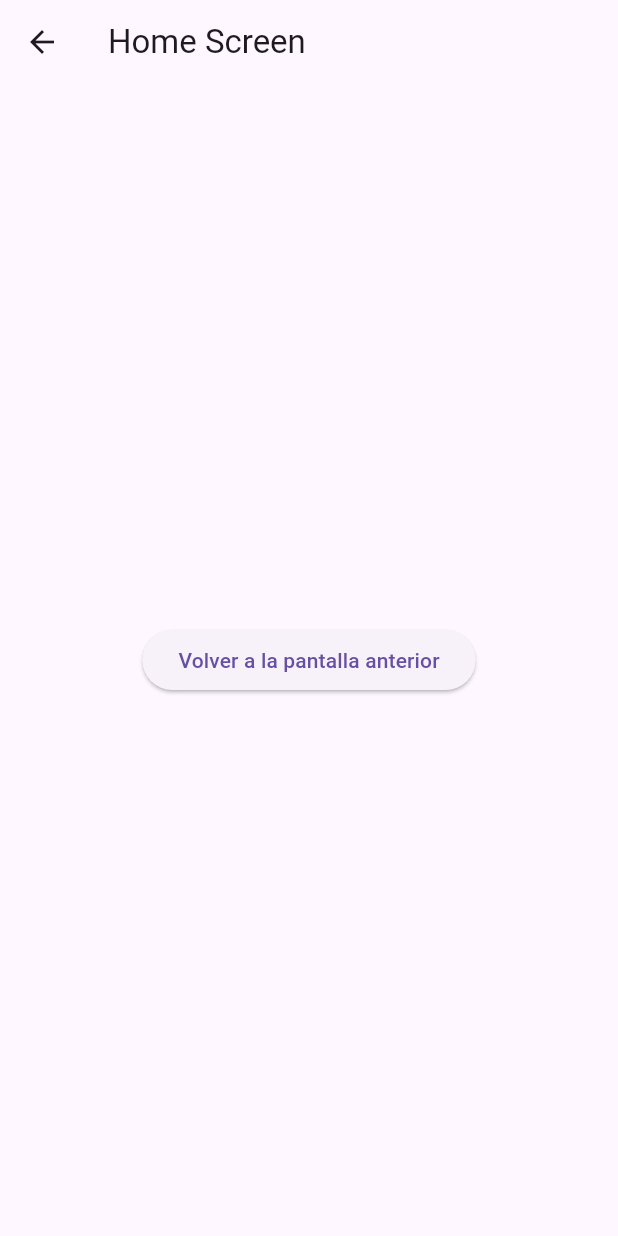
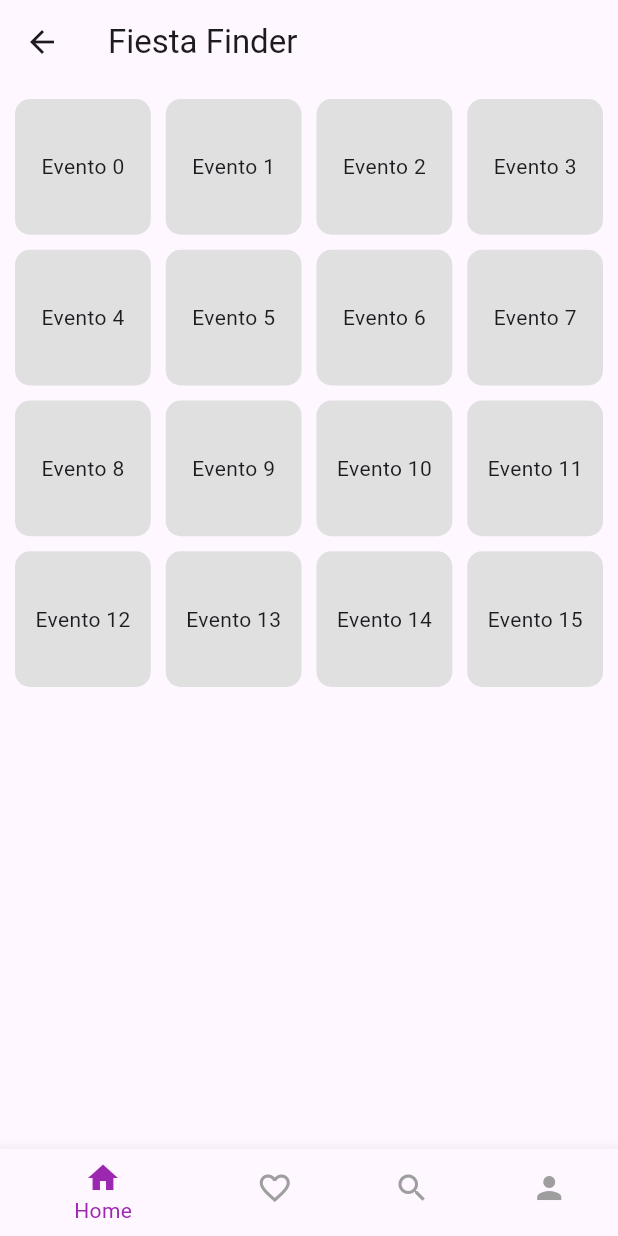
Before and after one commit to AlejoValdes10/bebe, a Flutter app: the HomeScreen screen opened by its route, on a phone screen of 412 x 824 dp. Run offline on Flutter 3.47's test engine with Material 3 defaults, Android fonts, the phone set to English and light mode, and no system bars; our stand-ins replace logger, video_player.

Commit message:
Cambio 24/02/2025

```diff
--- a/lib/empresario_form_screen.dart
+++ b/lib/empresario_form_screen.dart
@@ -9,10 +9,10 @@ class EmpresarioFormScreen extends StatefulWidget {
   const EmpresarioFormScreen({super.key});
 
   @override
-  _EmpresarioFormScreenState createState() => _EmpresarioFormScreenState();
+  EmpresarioFormScreenState createState() => EmpresarioFormScreenState();
 }
 
-class _EmpresarioFormScreenState extends State<EmpresarioFormScreen> {
+class EmpresarioFormScreenState extends State<EmpresarioFormScreen> {
   late VideoPlayerController _controller;
   final Logger _logger = Logger();
 
--- a/lib/home_screen.dart
+++ b/lib/home_screen.dart
@@ -1,24 +1,166 @@
 import 'package:flutter/material.dart';
 
-class HomeScreen extends StatelessWidget {
+class HomeScreen extends StatefulWidget {
   const HomeScreen({super.key});
+
+  @override
+  HomeScreenState createState() => HomeScreenState();
+}
+
+class HomeScreenState extends State<HomeScreen> {
+  int _selectedIndex = 0;
+  List<String> favoriteEvents = [];
+
+  void _onItemTapped(int index) {
+    setState(() {
+      _selectedIndex = index;
+    });
+  }
 
   @override
   Widget build(BuildContext context) {
     return Scaffold(
-      appBar: AppBar(title: const Text("Home Screen")),
-      body: Center(
-        child: ElevatedButton(
-          onPressed: () {
-            // Regresar a la pantalla anterior
-            Navigator.pop(context);
-          },
-          child: const Text("Volver a la pantalla anterior"),
+      appBar: AppBar(title: const Text("Fiesta Finder")),
+      body: _getScreen(),
+      bottomNavigationBar: BottomNavigationBar(
+        currentIndex: _selectedIndex,
+        onTap: _onItemTapped,
+        selectedItemColor: Colors.purple,
+        unselectedItemColor: Colors.grey,
+        showSelectedLabels: true,
+        showUnselectedLabels: false,
+        items: const [
+          BottomNavigationBarItem(
+            icon: Icon(Icons.home),
+            label: 'Home',
+          ),
+          BottomNavigationBarItem(
+            icon: Icon(Icons.favorite_border),
+            label: 'Favoritos',
+          ),
+          BottomNavigationBarItem(
+            icon: Icon(Icons.search),
+            label: 'Buscar',
+          ),
+          BottomNavigationBarItem(
+            icon: Icon(Icons.person),
+            label: 'Perfil',
+          ),
+        ],
+      ),
+    );
+  }
+
+  Widget _getScreen() {
+    switch (_selectedIndex) {
+      case 0:
+        return _buildHomeScreen();
+      case 1:
+        return _buildFavoritesScreen();
+      case 2:
+        setState(() => _selectedIndex = 0);
+        return _buildHomeScreen();
+      case 3:
+        return _buildProfileScreen();
+      default:
+        return _buildHomeScreen();
+    }
+  }
+
+  Widget _buildHomeScreen() {
+    List<String> events = List.generate(16, (index) => 'Evento $index');
+    return Padding(
+      padding: const EdgeInsets.all(10.0),
+      child: GridView.builder(
+        gridDelegate: const SliverGridDelegateWithFixedCrossAxisCount(
+          crossAxisCount: 4,
+          crossAxisSpacing: 10,
+          mainAxisSpacing: 10,
         ),
+        itemCount: events.length,
+        itemBuilder: (context, index) {
+          String event = events[index];
+          return GestureDetector(
+            onTap: () {
+              setState(() {
+                if (favoriteEvents.contains(event)) {
+                  favoriteEvents.remove(event);
+                } else {
+                  favoriteEvents.add(event);
+                }
+              });
+            },
+            child: Container(
+              decoration: BoxDecoration(
+                color: favoriteEvents.contains(event)
+                    ? Colors.purple.withOpacity(0.7)
+                    : Colors.grey.shade300,
+                borderRadius: BorderRadius.circular(10),
+              ),
+              child: Center(child: Text(event)),
+            ),
+          );
+        },
+      ),
+    );
+  }
+
+  Widget _buildFavoritesScreen() {
+    return Padding(
+      padding: const EdgeInsets.all(10.0),
+      child: GridView.builder(
+        gridDelegate: const SliverGridDelegateWithFixedCrossAxisCount(
+          crossAxisCount: 4,
+          crossAxisSpacing: 10,
+          mainAxisSpacing: 10,
+        ),
+        itemCount: favoriteEvents.length,
+        itemBuilder: (context, index) {
+          return Container(
+            decoration: BoxDecoration(
+              color: Colors.purple,
+              borderRadius: BorderRadius.circular(10),
+            ),
+            child: Center(child: Text(favoriteEvents[index], style: TextStyle(color: Colors.white))),
+          );
+        },
+      ),
+    );
+  }
+
+  Widget _buildProfileScreen() {
+    return Padding(
+      padding: const EdgeInsets.all(20.0),
+      child: Column(
+        crossAxisAlignment: CrossAxisAlignment.start,
+        children: [
+          const Center(
+            child: CircleAvatar(radius: 50, child: Icon(Icons.person, size: 50)),
+          ),
+          const SizedBox(height: 20),
+          _buildTextField('Nombre', 'John Smith'),
+          const SizedBox(height: 10),
+          _buildTextField('Correo', 'john.smith@example.com'),
+          const SizedBox(height: 10),
+          _buildTextField('Contraseña', '********', obscureText: true),
+          const SizedBox(height: 20),
+          ElevatedButton(
+            onPressed: () {},
+            child: const Text('Actualizar Información'),
+          ),
+        ],
+      ),
+    );
+  }
+
+  Widget _buildTextField(String label, String value, {bool obscureText = false}) {
+    return TextField(
+      obscureText: obscureText,
+      decoration: InputDecoration(
+        labelText: label,
+        hintText: value,
+        border: const OutlineInputBorder(),
       ),
     );
   }
 }
-
-
-//hola bebes como estan 2
```
